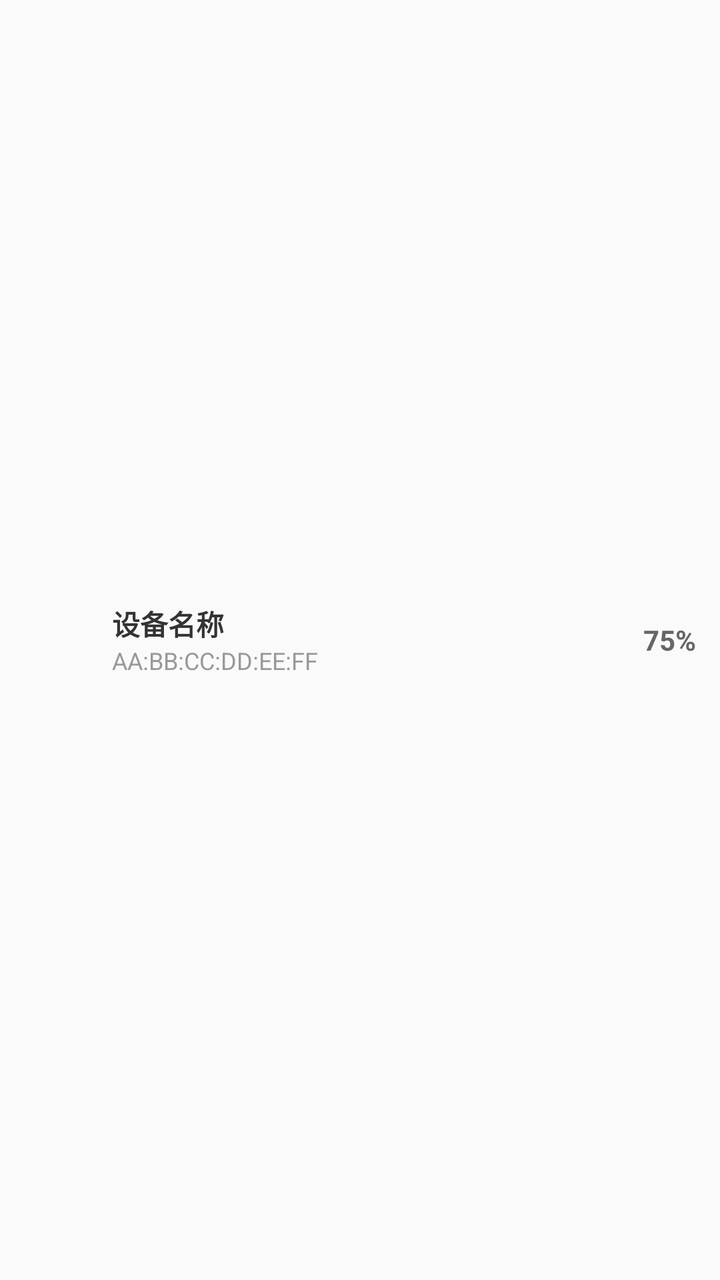
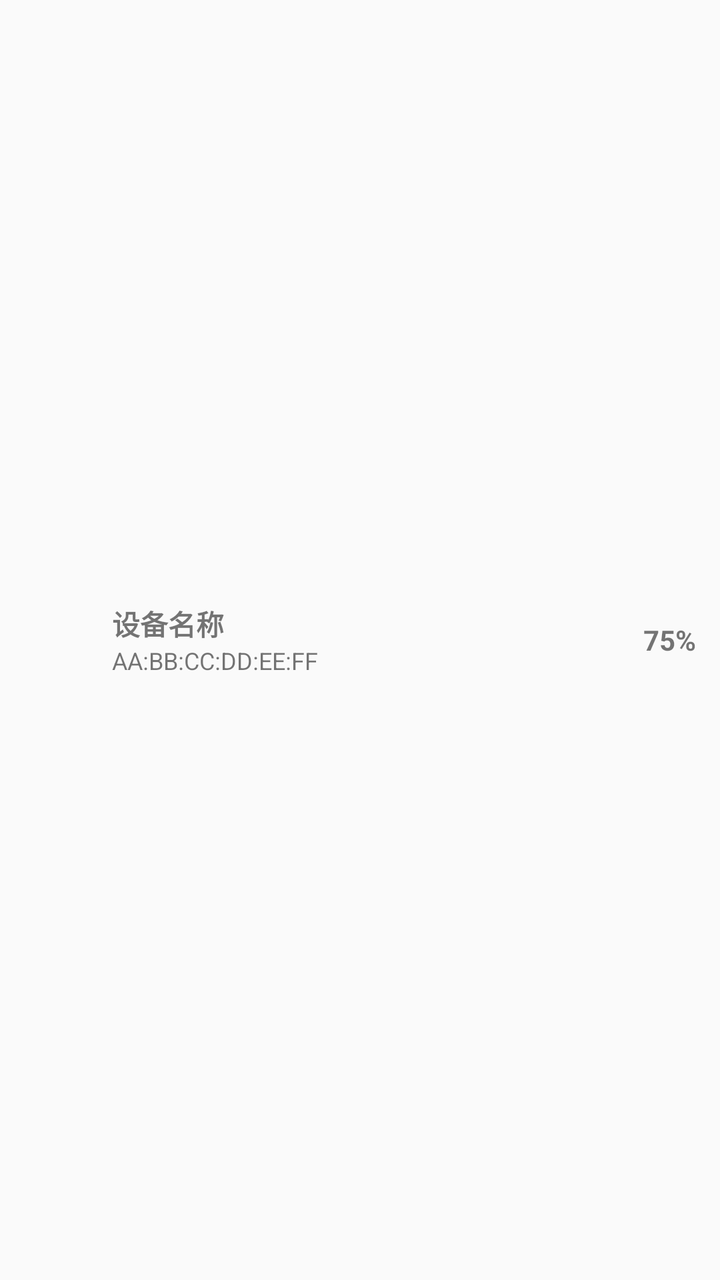

Two renders of the same Android screen: before a commit and after it. Below are the layout's source before the change and the commit's diff.
<!-- AndroidManifest.xml: application theme Theme.BluetoothBattery -->
<!-- res/layout/item_widget_device.xml -->
<?xml version="1.0" encoding="utf-8"?>
<LinearLayout xmlns:android="http://schemas.android.com/apk/res/android"
    android:layout_width="match_parent"
    android:layout_height="wrap_content"
    android:orientation="horizontal"
    android:padding="12dp"
    android:gravity="center_vertical"
    android:background="?android:attr/selectableItemBackground">

    <ImageView
        android:id="@+id/item_icon"
        android:layout_width="32dp"
        android:layout_height="32dp"
        android:layout_marginEnd="12dp" />

    <LinearLayout
        android:layout_width="0dp"
        android:layout_height="wrap_content"
        android:layout_weight="1"
        android:orientation="vertical">

        <TextView
            android:id="@+id/item_name"
            android:layout_width="match_parent"
            android:layout_height="wrap_content"
            android:text="设备名称"
            android:textSize="14sp"
            android:textColor="#333333"
            android:textStyle="bold" />

        <TextView
            android:id="@+id/item_address"
            android:layout_width="match_parent"
            android:layout_height="wrap_content"
            android:text="AA:BB:CC:DD:EE:FF"
            android:textSize="12sp"
            android:textColor="#999999" />
    </LinearLayout>

    <TextView
        android:id="@+id/item_battery"
        android:layout_width="wrap_content"
        android:layout_height="wrap_content"
        android:text="75%"
        android:textSize="14sp"
        android:textColor="#666666"
        android:textStyle="bold" />
</LinearLayout>
<!-- resources referenced by this layout -->
<resources>
  <style name="Theme.BluetoothBattery" parent="android:Theme.Material.Light.NoActionBar" />
</resources>

<!-- the commit's change to res/layout/item_widget_device.xml (unified diff, before → after) -->
@@ -25,7 +25,6 @@
             android:layout_height="wrap_content"
             android:text="设备名称"
             android:textSize="14sp"
-            android:textColor="#333333"
             android:textStyle="bold" />
 
         <TextView
@@ -33,8 +32,7 @@
             android:layout_width="match_parent"
             android:layout_height="wrap_content"
             android:text="AA:BB:CC:DD:EE:FF"
-            android:textSize="12sp"
-            android:textColor="#999999" />
+            android:textSize="12sp" />
     </LinearLayout>
 
     <TextView
@@ -43,6 +41,5 @@
         android:layout_height="wrap_content"
         android:text="75%"
         android:textSize="14sp"
-        android:textColor="#666666"
         android:textStyle="bold" />
 </LinearLayout>
